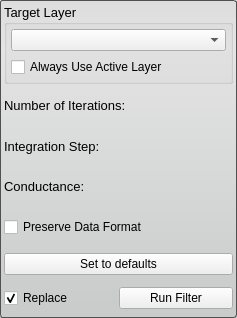
Above: src/Interface/ToolInterface/CurvatureAnisotropicDiffusionFilterInterface.ui from SCIInstitute/Seg3D before the change. Below: the same form after it.
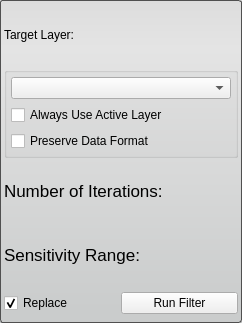
That is the form after the change.

Commit message: add second filter to program. Add first version of logarithmic scale bar. Fix the macro for running the filter.

Diff of the .ui file:
```diff
--- a/src/Interface/ToolInterface/CurvatureAnisotropicDiffusionFilterInterface.ui
+++ b/src/Interface/ToolInterface/CurvatureAnisotropicDiffusionFilterInterface.ui
@@ -6,8 +6,8 @@
    <rect>
     <x>0</x>
     <y>0</y>
-    <width>237</width>
-    <height>318</height>
+    <width>242</width>
+    <height>323</height>
    </rect>
   </property>
   <property name="sizePolicy">
@@ -46,40 +46,29 @@
     <number>4</number>
    </property>
    <item>
+    <layout class="QHBoxLayout" name="horizontalLayout_4">
+     <item>
+      <widget class="QLabel" name="label">
+       <property name="text">
+        <string>Target Layer:</string>
+       </property>
+      </widget>
+     </item>
+    </layout>
+   </item>
+   <item>
+    <layout class="QHBoxLayout" name="horizontalLayout_6">
+     <item>
     <widget class="QGroupBox" name="target_groupbox_">
-     <property name="sizePolicy">
-      <sizepolicy hsizetype="Preferred" vsizetype="Fixed">
-       <horstretch>0</horstretch>
-       <verstretch>0</verstretch>
-      </sizepolicy>
-     </property>
-     <property name="minimumSize">
-      <size>
-       <width>0</width>
-       <height>80</height>
-      </size>
-     </property>
-     <property name="baseSize">
-      <size>
-       <width>0</width>
-       <height>80</height>
-      </size>
-     </property>
      <property name="font">
       <font>
        <pointsize>10</pointsize>
       </font>
      </property>
      <property name="title">
-      <string>Target Layer</string>
-     </property>
-     <property name="flat">
-      <bool>false</bool>
+        <string/>
      </property>
      <layout class="QVBoxLayout" name="verticalLayout_4">
-      <property name="spacing">
-       <number>6</number>
-      </property>
       <property name="margin">
        <number>4</number>
       </property>
@@ -93,8 +82,17 @@
         </property>
        </widget>
       </item>
-     </layout>
-    </widget>
+        <item>
+         <widget class="QCheckBox" name="preserve_data_format_">
+          <property name="text">
+           <string>Preserve Data Format</string>
+          </property>
+         </widget>
+        </item>
+       </layout>
+      </widget>
+     </item>
+    </layout>
    </item>
    <item>
     <layout class="QHBoxLayout" name="iterationsHLayout_top">
@@ -102,7 +100,7 @@
       <widget class="QLabel" name="iterationsLabel">
        <property name="font">
         <font>
-         <pointsize>10</pointsize>
+         <pointsize>13</pointsize>
         </font>
        </property>
        <property name="text">
@@ -121,96 +119,18 @@
       <widget class="QLabel" name="integrationLabel">
        <property name="font">
         <font>
-         <pointsize>10</pointsize>
+         <pointsize>13</pointsize>
         </font>
        </property>
        <property name="text">
-        <string>Integration Step:</string>
+        <string>Sensitivity Range:</string>
        </property>
       </widget>
      </item>
     </layout>
    </item>
    <item>
-    <layout class="QHBoxLayout" name="integrationHLayout_bottom"/>
-   </item>
-   <item>
-    <layout class="QHBoxLayout" name="conductanceHLayout">
-     <item>
-      <widget class="QLabel" name="conductanceLabel">
-       <property name="font">
-        <font>
-         <pointsize>10</pointsize>
-        </font>
-       </property>
-       <property name="text">
-        <string>Conductance:</string>
-       </property>
-      </widget>
-     </item>
-    </layout>
-   </item>
-   <item>
-    <layout class="QHBoxLayout" name="conductanceHLayout_bottom"/>
-   </item>
-   <item>
-    <widget class="QWidget" name="widget_" native="true">
-     <layout class="QHBoxLayout" name="horizontalLayout_3">
-      <property name="spacing">
-       <number>0</number>
-      </property>
-      <property name="leftMargin">
-       <number>0</number>
-      </property>
-      <property name="topMargin">
-       <number>5</number>
-      </property>
-      <property name="rightMargin">
-       <number>0</number>
-      </property>
-      <property name="bottomMargin">
-       <number>5</number>
-      </property>
-      <item>
-       <widget class="QCheckBox" name="preserve_data_format_">
-        <property name="text">
-         <string>Preserve Data Format</string>
-        </property>
-       </widget>
-      </item>
-     </layout>
-    </widget>
-   </item>
-   <item>
-    <widget class="QWidget" name="widget" native="true">
-     <property name="minimumSize">
-      <size>
-       <width>0</width>
-       <height>32</height>
-      </size>
-     </property>
-     <property name="maximumSize">
-      <size>
-       <width>16777215</width>
-       <height>32</height>
-      </size>
-     </property>
-     <layout class="QHBoxLayout" name="horizontalLayout_2">
-      <property name="spacing">
-       <number>0</number>
-      </property>
-      <property name="margin">
-       <number>0</number>
-      </property>
-      <item>
-       <widget class="QPushButton" name="setToDefaultPushButton">
-        <property name="text">
-         <string>Set to defaults</string>
-        </property>
-       </widget>
-      </item>
-     </layout>
-    </widget>
+    <layout class="QHBoxLayout" name="sensitivityHLayout_bottom"/>
    </item>
    <item>
     <widget class="QWidget" name="replaceRunWidget" native="true">
```
Left out of the diff: 4 changed lines with no effect on the pictures. Lines whose indentation alone changed are shown as unchanged. The commit also changes 41 other files.
